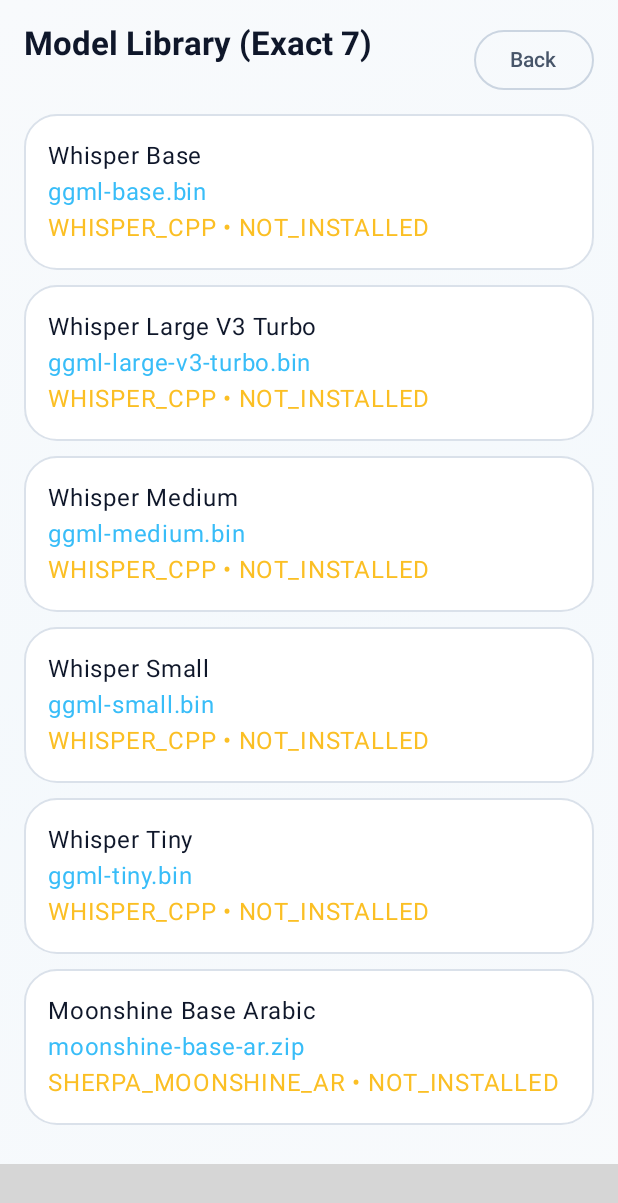
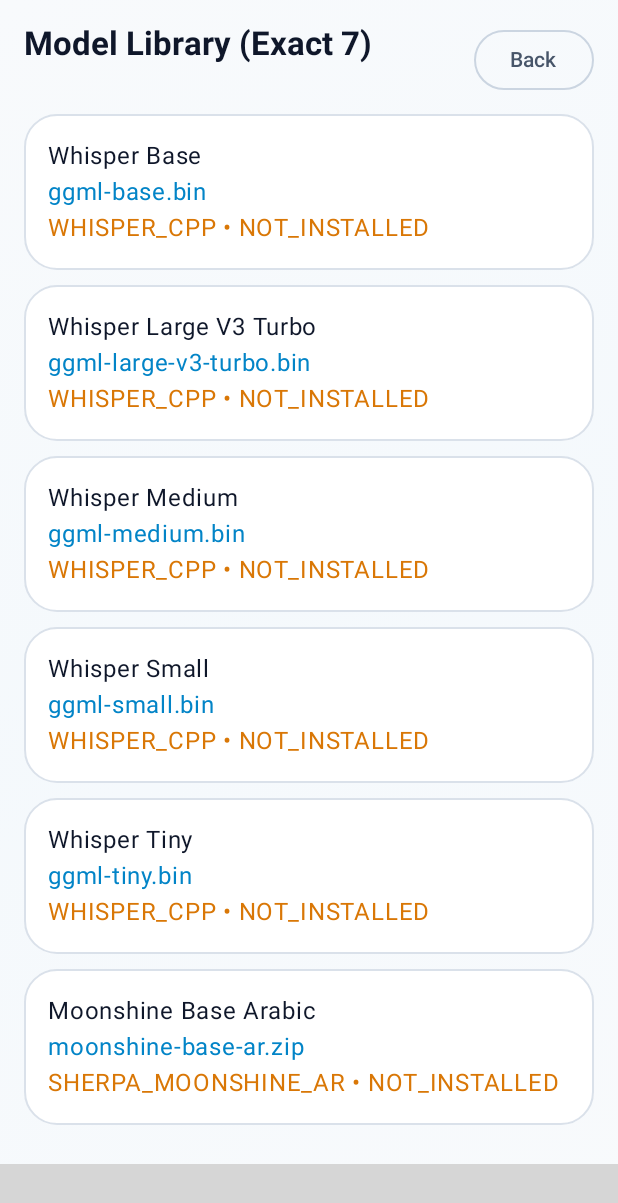
Before and after one commit to bingattban/TransVibe-android-, an Android app built with Jetpack Compose: the ModelLibraryScreen screen opened through its navigation route, on a phone screen of 412 x 824 dp. Shown: the top 1203 px of the screen. Run offline under Robolectric (Android 15) with nearby library versions, the phone set to English and light mode, and no system bars; libraries missing offline, so code that uses them is left out: com.google.mlkit.common, com.google.mlkit.nl, kotlinx.coroutines.tasks; 5 statements that could not run were skipped; grey boxes are pictures that could not be loaded.

Commit message:
ui: consistent theme-aware contrast and responsive screen layout

```diff
--- a/app/src/main/java/com/transvibe/app/presentation/screens/ModelLibraryScreen.kt
+++ b/app/src/main/java/com/transvibe/app/presentation/screens/ModelLibraryScreen.kt
@@ -47,7 +47,7 @@ fun ModelLibraryScreen(
         }
 
         transferMsg?.let {
-            Text(it, color = TransVibeColors.WarmGold)
+            Text(it, color = androidx.compose.material3.MaterialTheme.colorScheme.tertiary)
         }
 
         LazyColumn(verticalArrangement = Arrangement.spacedBy(10.dp)) {
@@ -56,8 +56,8 @@ fun ModelLibraryScreen(
                 val status = rec?.status ?: ModelStatus.NOT_INSTALLED
                 val statusColor = when (status) {
                     ModelStatus.READY -> TransVibeColors.EmeraldSuccess
-                    ModelStatus.CORRUPT, ModelStatus.FAILED -> TransVibeColors.CoralError
-                    else -> TransVibeColors.WarmGold
+                    ModelStatus.CORRUPT, ModelStatus.FAILED -> androidx.compose.material3.MaterialTheme.colorScheme.error
+                    else -> androidx.compose.material3.MaterialTheme.colorScheme.tertiary
                 }
                 GlassCard(
                     modifier = Modifier
@@ -65,7 +65,7 @@ fun ModelLibraryScreen(
                         .clickable { onModelClick(model.modelId) }
                 ) {
                     Text(if (isArabic) model.displayNameAr else model.displayNameEn)
-                    Text(model.physicalFileName, color = TransVibeColors.ElectricCyan)
+                    Text(model.physicalFileName, color = androidx.compose.material3.MaterialTheme.colorScheme.primary)
                     Text("${model.engineType.name} • ${status.name}", color = statusColor)
                 }
             }
```
